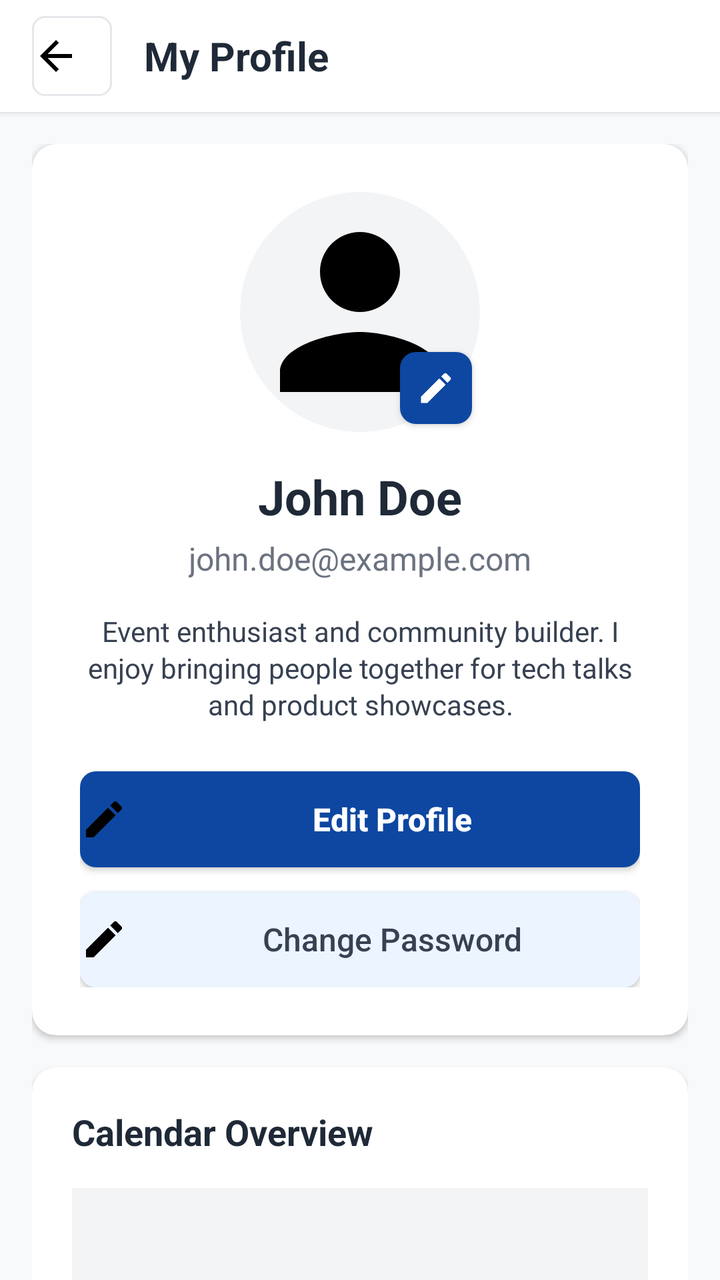
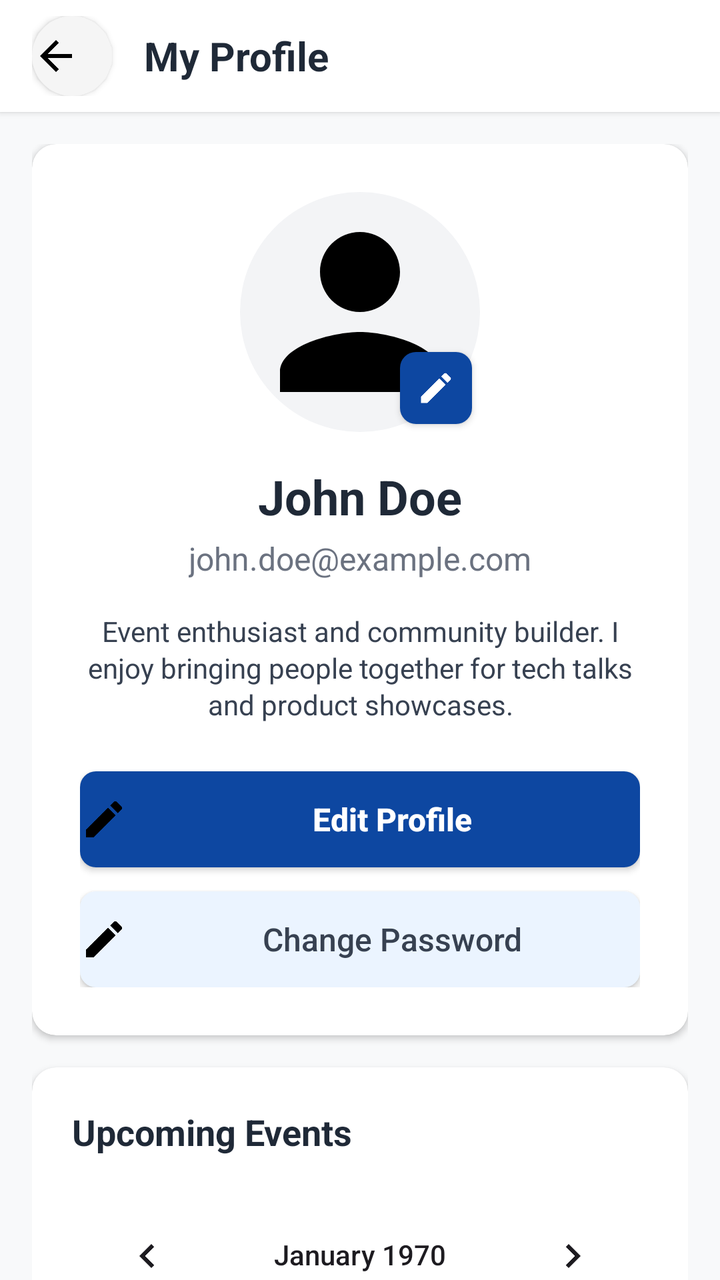

Compare the two renders of this Android layout. The source of the first and the diff that turns it into the second are given below.
<!-- AndroidManifest.xml: activity theme Theme.Events -->
<!-- res/layout/activity_profile.xml -->
<?xml version="1.0" encoding="utf-8"?>
<layout xmlns:android="http://schemas.android.com/apk/res/android"
    xmlns:app="http://schemas.android.com/apk/res-auto"
    xmlns:tools="http://schemas.android.com/tools">

    <FrameLayout
        android:layout_width="match_parent"
        android:layout_height="match_parent"
        android:background="@color/app_background"
        tools:context=".ProfileActivity">

        <LinearLayout
            android:id="@+id/mainContent"
            android:layout_width="match_parent"
            android:layout_height="match_parent"
            android:orientation="vertical">

            
            <LinearLayout
                android:layout_width="match_parent"
                android:layout_height="wrap_content"
                android:background="@android:color/white"
                android:elevation="2dp"
                android:orientation="horizontal"
                android:paddingStart="16dp"
                android:paddingTop="8dp"
                android:paddingEnd="16dp"
                android:paddingBottom="8dp"
                android:gravity="center_vertical">

                <Button
                    android:id="@+id/backButton"
                    android:layout_width="40dp"
                    android:layout_height="40dp"
                    android:background="@drawable/back_button_bg"
                    android:drawableStart="@drawable/ic_arrow_back"
                    android:minWidth="0dp"
                    android:minHeight="0dp"
                    app:backgroundTint="@null" />

                <TextView
                    android:layout_width="0dp"
                    android:layout_height="wrap_content"
                    android:layout_weight="1"
                    android:layout_marginStart="16dp"
                    android:text="My Profile"
                    android:textColor="@color/app_text_primary"
                    android:textSize="20sp"
                    android:textStyle="bold" />

            </LinearLayout>

            
            <androidx.core.widget.NestedScrollView
                android:layout_width="match_parent"
                android:layout_height="0dp"
                android:layout_weight="1"
                android:fillViewport="true">

                <LinearLayout
                    android:layout_width="match_parent"
                    android:layout_height="wrap_content"
                    android:orientation="vertical"
                    android:padding="16dp">

                    
                    <androidx.cardview.widget.CardView
                        android:layout_width="match_parent"
                        android:layout_height="wrap_content"
                        android:layout_marginBottom="16dp"
                        app:cardBackgroundColor="@android:color/white"
                        app:cardCornerRadius="12dp"
                        app:cardElevation="2dp">

                        <LinearLayout
                            android:layout_width="match_parent"
                            android:layout_height="wrap_content"
                            android:orientation="vertical"
                            android:padding="24dp"
                            android:gravity="center">

                            
                            <FrameLayout
                                android:layout_width="120dp"
                                android:layout_height="120dp">

                                <androidx.cardview.widget.CardView
                                    android:layout_width="match_parent"
                                    android:layout_height="match_parent"
                                    app:cardCornerRadius="60dp"
                                    app:cardElevation="0dp">

                                    <ImageView
                                        android:id="@+id/profileImageView"
                                        android:layout_width="match_parent"
                                        android:layout_height="match_parent"
                                        android:scaleType="centerCrop"
                                        android:src="@drawable/ic_person"
                                        android:background="@color/app_placeholder_background" />

                                </androidx.cardview.widget.CardView>

                                <FrameLayout
                                    android:layout_width="36dp"
                                    android:layout_height="36dp"
                                    android:layout_gravity="bottom|end"
                                    android:layout_marginEnd="4dp"
                                    android:layout_marginBottom="4dp"
                                    android:background="@drawable/primary_action_bg"
                                    android:elevation="2dp">

                                    <ImageView
                                        android:layout_width="20dp"
                                        android:layout_height="20dp"
                                        android:layout_gravity="center"
                                        android:src="@drawable/ic_edit"
                                        app:tint="@android:color/white" />

                                </FrameLayout>

                            </FrameLayout>

                            
                            <TextView
                                android:id="@+id/profileNameText"
                                android:layout_width="wrap_content"
                                android:layout_height="wrap_content"
                                android:layout_marginTop="16dp"
                                android:text="John Doe"
                                android:textColor="@color/app_text_primary"
                                android:textSize="24sp"
                                android:textStyle="bold" />

                            <TextView
                                android:id="@+id/profileEmailText"
                                android:layout_width="wrap_content"
                                android:layout_height="wrap_content"
                                android:layout_marginTop="4dp"
                                android:text="john.doe@example.com"
                                android:textColor="@color/app_text_secondary"
                                android:textSize="16sp" />

                            <TextView
                                android:id="@+id/profileAboutText"
                                android:layout_width="match_parent"
                                android:layout_height="wrap_content"
                                android:layout_marginTop="16dp"
                                android:gravity="center"
                                android:text="Event enthusiast and community builder. I enjoy bringing people together for tech talks and product showcases."
                                android:textColor="@color/app_text_light"
                                android:textSize="14sp"
                                android:lineSpacingExtra="2dp" />

                            
                            <Button
                                android:id="@+id/editProfileButton"
                                android:layout_width="match_parent"
                                android:layout_height="48dp"
                                android:layout_marginTop="24dp"
                                android:background="@drawable/primary_action_bg"
                                android:drawableStart="@drawable/ic_edit"
                                android:drawablePadding="8dp"
                                android:text="Edit Profile"
                                android:textAllCaps="false"
                                android:textColor="@android:color/white"
                                android:textSize="16sp"
                                android:textStyle="bold"
                                app:backgroundTint="@null" />

                            <Button
                                android:id="@+id/changePasswordButton"
                                android:layout_width="match_parent"
                                android:layout_height="48dp"
                                android:layout_marginTop="12dp"
                                android:background="@drawable/secondary_action_bg"
                                android:drawableStart="@drawable/ic_edit"
                                android:drawablePadding="8dp"
                                android:text="Change Password"
                                android:textAllCaps="false"
                                android:textColor="@color/app_text_light"
                                android:textSize="16sp"
                                app:backgroundTint="@null" />

                        </LinearLayout>

                    </androidx.cardview.widget.CardView>

                    
                    <androidx.cardview.widget.CardView
                        android:layout_width="match_parent"
                        android:layout_height="wrap_content"
                        android:layout_marginBottom="16dp"
                        app:cardBackgroundColor="@android:color/white"
                        app:cardCornerRadius="12dp"
                        app:cardElevation="2dp">

                        <LinearLayout
                            android:layout_width="match_parent"
                            android:layout_height="wrap_content"
                            android:orientation="vertical"
                            android:padding="20dp">

                            <TextView
                                android:layout_width="wrap_content"
                                android:layout_height="wrap_content"
                                android:text="Calendar Overview"
                                android:textColor="@color/app_text_primary"
                                android:textSize="18sp"
                                android:textStyle="bold" />

                            
                            <LinearLayout
                                android:layout_width="match_parent"
                                android:layout_height="wrap_content"
                                android:layout_marginTop="16dp"
                                android:background="@color/app_placeholder_background"
                                android:gravity="center"
                                android:minHeight="200dp"
                                android:orientation="vertical"
                                android:padding="20dp">

                                <ImageView
                                    android:layout_width="48dp"
                                    android:layout_height="48dp"
                                    android:src="@drawable/ic_calendar"
                                    app:tint="@color/app_text_tertiary" />

                                <TextView
                                    android:layout_width="wrap_content"
                                    android:layout_height="wrap_content"
                                    android:layout_marginTop="8dp"
                                    android:text="Calendar View"
                                    android:textColor="@color/app_text_tertiary"
                                    android:textSize="14sp" />

                                <TextView
                                    android:layout_width="wrap_content"
                                    android:layout_height="wrap_content"
                                    android:layout_marginTop="4dp"
                                    android:text="Your events will appear here"
                                    android:textColor="@color/app_text_tertiary"
                                    android:textSize="12sp" />

                            </LinearLayout>

                        </LinearLayout>

                    </androidx.cardview.widget.CardView>

                    
                    <androidx.cardview.widget.CardView
                        android:layout_width="match_parent"
                        android:layout_height="wrap_content"
                        app:cardBackgroundColor="@android:color/white"
                        app:cardCornerRadius="12dp"
                        app:cardElevation="2dp">

                        <LinearLayout
                            android:layout_width="match_parent"
                            android:layout_height="wrap_content"
                            android:orientation="vertical"
                            android:padding="20dp">

                            
                            <com.google.android.material.tabs.TabLayout
                                android:id="@+id/eventsTabLayout"
                                android:layout_width="match_parent"
                                android:layout_height="wrap_content"
                                app:tabGravity="fill"
                                app:tabIndicatorColor="@color/app_primary_blue"
                                app:tabMode="fixed"
                                app:tabSelectedTextColor="@color/app_primary_blue"
                                app:tabTextColor="@color/app_text_secondary">

                                <com.google.android.material.tabs.TabItem
                                    android:layout_width="wrap_content"
                                    android:layout_height="wrap_content"
                                    android:text="My Events (0)" />

                                <com.google.android.material.tabs.TabItem
                                    android:layout_width="wrap_content"
                                    android:layout_height="wrap_content"
                                    android:text="Attending (0)" />

                                

                            </com.google.android.material.tabs.TabLayout>

                            
                            <androidx.recyclerview.widget.RecyclerView
                                android:id="@+id/profileEventsRecyclerView"
                                android:layout_width="match_parent"
                                android:layout_height="wrap_content"
                                android:layout_marginTop="16dp"
                                android:nestedScrollingEnabled="false" />

                            
                            <LinearLayout
                                android:id="@+id/emptyStateLayout"
                                android:layout_width="match_parent"
                                android:layout_height="wrap_content"
                                android:layout_marginTop="32dp"
                                android:layout_marginBottom="32dp"
                                android:gravity="center"
                                android:orientation="vertical"
                                android:visibility="gone">

                                <ImageView
                                    android:layout_width="48dp"
                                    android:layout_height="48dp"
                                    android:src="@drawable/ic_calendar"
                                    app:tint="@color/app_text_tertiary" />

                                <TextView
                                    android:id="@+id/emptyStateText"
                                    android:layout_width="wrap_content"
                                    android:layout_height="wrap_content"
                                    android:layout_marginTop="12dp"
                                    android:text="No events in this category yet."
                                    android:textColor="@color/app_text_secondary"
                                    android:textSize="16sp" />

                            </LinearLayout>

                        </LinearLayout>

                    </androidx.cardview.widget.CardView>

                </LinearLayout>

            </androidx.core.widget.NestedScrollView>

        </LinearLayout>

        
        <View
            android:id="@+id/darkScrim"
            android:layout_width="match_parent"
            android:layout_height="match_parent"
            android:background="@color/scrim_background"
            android:alpha="0"
            android:visibility="gone" />

        
        <FrameLayout
            android:id="@+id/eventDetailsContainer"
            android:layout_width="match_parent"
            android:layout_height="match_parent"
            android:paddingTop="48dp"
            android:paddingBottom="48dp"
            android:paddingStart="24dp"
            android:paddingEnd="24dp"
            android:clipToPadding="false"
            android:visibility="gone">
        </FrameLayout>

    </FrameLayout>

</layout>
<!-- resources referenced by this layout -->
<resources>
  <color name="app_background">#f8f9fa</color>
  <color name="app_placeholder_background">#F3F4F6</color>
  <color name="app_primary_blue">#0d47a1</color>
  <color name="app_text_light">#374151</color>
  <color name="app_text_primary">#1F2937</color>
  <color name="app_text_secondary">#6B7280</color>
  <color name="app_text_tertiary">#9CA3AF</color>
  <color name="scrim_background">#99000000</color>
  <!-- drawable back_button_bg (drawable) -->
  <shape xmlns:android="http://schemas.android.com/apk/res/android"
      android:shape="rectangle">
      <corners android:radius="6dp" />
      <stroke android:width="1dp" android:color="#E5E7EB" />
      <solid android:color="@android:color/transparent" />
  </shape>
  <!-- drawable ic_arrow_back (drawable) -->
  <vector xmlns:android="http://schemas.android.com/apk/res/android"
      android:width="24dp"
      android:height="24dp"
      android:viewportWidth="24"
      android:viewportHeight="24">
      <path
          android:fillColor="#FF000000"
          android:pathData="M20,11H7.83l5.59,-5.59L12,4l-8,8 8,8 1.41,-1.41L7.83,13H20v-2z"/>
  </vector>
  <!-- drawable ic_calendar (drawable) -->
  <vector xmlns:android="http://schemas.android.com/apk/res/android"
      android:width="24dp"
      android:height="24dp"
      android:viewportWidth="24"
      android:viewportHeight="24">
      <path
          android:fillColor="#FF000000"
          android:pathData="M19,3h-1V1h-2v2H8V1H6v2H5c-1.11,0 -1.99,0.9 -1.99,2L3,19c0,1.1 0.89,2 2,2h14c1.1,0 2,-0.9 2,-2V5c0,-1.1 -0.9,-2 -2,-2zM19,19H5V8h14v11zM7,10h5v5H7z"/>
  </vector>
  <!-- drawable ic_edit (drawable) -->
  <vector xmlns:android="http://schemas.android.com/apk/res/android"
      android:width="24dp"
      android:height="24dp"
      android:viewportWidth="24"
      android:viewportHeight="24">
      <path
          android:fillColor="#FF000000"
          android:pathData="M3,17.25V21h3.75L17.81,9.94l-3.75,-3.75L3,17.25zM20.71,7.04c0.39,-0.39 0.39,-1.02 0,-1.41l-2.34,-2.34c-0.39,-0.39 -1.02,-0.39 -1.41,0l-1.83,1.83 3.75,3.75 1.83,-1.83z"/>
  </vector>
  <!-- drawable ic_person (drawable) -->
  <vector xmlns:android="http://schemas.android.com/apk/res/android"
      android:width="24dp"
      android:height="24dp"
      android:viewportWidth="24"
      android:viewportHeight="24">
      <path
          android:fillColor="#FF000000"
          android:pathData="M12,12c2.21,0 4,-1.79 4,-4s-1.79,-4 -4,-4 -4,1.79 -4,4 1.79,4 4,4zM12,14c-2.67,0 -8,1.34 -8,4v2h16v-2c0,-2.66 -5.33,-4 -8,-4z"/>
  </vector>
  <!-- drawable primary_action_bg (drawable) -->
  <shape xmlns:android="http://schemas.android.com/apk/res/android"
      android:shape="rectangle">
      <corners android:radius="8dp" />
      <solid android:color="@color/app_primary_blue" />
  </shape>
  <!-- drawable secondary_action_bg (drawable) -->
  <shape xmlns:android="http://schemas.android.com/apk/res/android"
      android:shape="rectangle">
      <corners android:radius="8dp" />
      <solid android:color="#EBF4FF" />
  </shape>
  <style name="Theme.Events" parent="Base.Theme.Events" />
  <color name="app_primary_dark_blue">#002171</color>
  <color name="white">#FFFFFFFF</color>
  <color name="app_danger">#DC2626</color>
  <style name="Widget.App.Button" parent="Widget.Material3.Button">
          <item name="backgroundTint">@color/app_primary_blue</item>
          <item name="android:textColor">@color/white</item>
      </style>
  <!-- unchanged entries left out for length: 1 -->
</resources>

<!-- the commit's change to res/layout/activity_profile.xml (unified diff, before → after) -->
@@ -187,6 +187,8 @@
 
                     
                     <androidx.cardview.widget.CardView
+                        xmlns:android="http://schemas.android.com/apk/res/android"
+                        xmlns:app="http://schemas.android.com/apk/res-auto"
                         android:layout_width="match_parent"
                         android:layout_height="wrap_content"
                         android:layout_marginBottom="16dp"
@@ -203,43 +205,140 @@
                             <TextView
                                 android:layout_width="wrap_content"
                                 android:layout_height="wrap_content"
-                                android:text="Calendar Overview"
+                                android:text="Upcoming Events"
                                 android:textColor="@color/app_text_primary"
                                 android:textSize="18sp"
                                 android:textStyle="bold" />
 
                             
+                            <CalendarView
+                                android:id="@+id/calendarView"
+                                android:layout_width="match_parent"
+                                android:layout_height="300dp"
+                                android:layout_marginTop="16dp"
+                                android:layout_marginBottom="16dp" />
+
+                            
                             <LinearLayout
                                 android:layout_width="match_parent"
                                 android:layout_height="wrap_content"
-                                android:layout_marginTop="16dp"
+                                android:orientation="horizontal"
                                 android:background="@color/app_placeholder_background"
-                                android:gravity="center"
-                                android:minHeight="200dp"
-                                android:orientation="vertical"
-                                android:padding="20dp">
-
-                                <ImageView
-                                    android:layout_width="48dp"
-                                    android:layout_height="48dp"
-                                    android:src="@drawable/ic_calendar"
-                                    app:tint="@color/app_text_tertiary" />
-
-                                <TextView
-                                    android:layout_width="wrap_content"
-                                    android:layout_height="wrap_content"
-                                    android:layout_marginTop="8dp"
-                                    android:text="Calendar View"
-                                    android:textColor="@color/app_text_tertiary"
-                                    android:textSize="14sp" />
-
-                                <TextView
-                                    android:layout_width="wrap_content"
-                                    android:layout_height="wrap_content"
-                                    android:layout_marginTop="4dp"
-                                    android:text="Your events will appear here"
-                                    android:textColor="@color/app_text_tertiary"
-                                    android:textSize="12sp" />
+                                android:padding="16dp"
+                                android:layout_marginTop="8dp">
+
+                                <LinearLayout
+                                    android:layout_width="0dp"
+                                    android:layout_height="wrap_content"
+                                    android:layout_weight="1"
+                                    android:orientation="vertical"
+                                    android:gravity="center">
+
+                                    <TextView
+                                        android:id="@+id/organizedCountText"
+                                        android:layout_width="wrap_content"
+                                        android:layout_height="wrap_content"
+                                        android:text="0"
+                                        android:textColor="@color/app_primary_blue"
+                                        android:textSize="24sp"
+                                        android:textStyle="bold" />
+
+                                    <TextView
+                                        android:layout_width="wrap_content"
+                                        android:layout_height="wrap_content"
+                                        android:text="My Events"
+                                        android:textColor="@color/app_text_secondary"
+                                        android:textSize="12sp" />
+
+                                </LinearLayout>
+
+                                <View
+                                    android:layout_width="1dp"
+                                    android:layout_height="match_parent"
+                                    android:background="@color/app_divider" />
+
+                                <LinearLayout
+                                    android:layout_width="0dp"
+                                    android:layout_height="wrap_content"
+                                    android:layout_weight="1"
+                                    android:orientation="vertical"
+                                    android:gravity="center">
+
+                                    <TextView
+                                        android:id="@+id/attendingCountText"
+                                        android:layout_width="wrap_content"
+                                        android:layout_height="wrap_content"
+                                        android:text="0"
+                                        android:textColor="@color/app_success"
+                                        android:textSize="24sp"
+                                        android:textStyle="bold" />
+
+                                    <TextView
+                                        android:layout_width="wrap_content"
+                                        android:layout_height="wrap_content"
+                                        android:text="Attending"
+                                        android:textColor="@color/app_text_secondary"
+                                        android:textSize="12sp" />
+
+                                </LinearLayout>
+
+                                <View
+                                    android:layout_width="1dp"
+                                    android:layout_height="match_parent"
+                                    android:background="@color/app_divider" />
+
+                                <LinearLayout
+                                    android:layout_width="0dp"
+                                    android:layout_height="wrap_content"
+                                    android:layout_weight="1"
+                                    android:orientation="vertical"
+                                    android:gravity="center">
+
+                                    <TextView
+                                        android:id="@+id/thisMonthCountText"
+                                        android:layout_width="wrap_content"
+                                        android:layout_height="wrap_content"
+                                        android:text="0"
+                                        android:textColor="@color/app_accent"
+                                        android:textSize="24sp"
+                                        android:textStyle="bold" />
+
+                                    <TextView
+                                        android:layout_width="wrap_content"
+                                        android:layout_height="wrap_content"
+                                        android:text="This Month"
+                                        android:textColor="@color/app_text_secondary"
+                                        android:textSize="12sp" />
+
+                                </LinearLayout>
+
+                            </LinearLayout>
+
+                            
+                            <LinearLayout
+                                android:layout_width="match_parent"
+                                android:layout_height="wrap_content"
+                                android:orientation="horizontal"
+                                android:layout_marginTop="16dp">
+
+                                <Button
+                                    android:id="@+id/viewTodayButton"
+                                    style="@style/Widget.MaterialComponents.Button.TextButton"
+                                    android:layout_width="0dp"
+                                    android:layout_height="wrap_content"
+                                    android:layout_weight="1"
+                                    android:layout_marginEnd="8dp"
+                                    android:text="Today"
+                                    android:textColor="@color/app_primary_blue" />
+
+                                <Button
+                                    android:id="@+id/viewWeekButton"
+                                    style="@style/Widget.MaterialComponents.Button.TextButton"
+                                    android:layout_width="0dp"
+                                    android:layout_height="wrap_content"
+                                    android:layout_weight="1"
+                                    android:text="This Week"
+                                    android:textColor="@color/app_primary_blue" />
 
                             </LinearLayout>
 
<!-- resource entries referenced after the edit -->
@@ -1,19 +1,20 @@
 <!-- resources referenced by this layout -->
 <resources>
+  <color name="app_accent">#FF9800</color>
   <color name="app_background">#f8f9fa</color>
+  <color name="app_divider">#E0E0E0</color>
   <color name="app_placeholder_background">#F3F4F6</color>
   <color name="app_primary_blue">#0d47a1</color>
+  <color name="app_success">#4CAF50</color>
   <color name="app_text_light">#374151</color>
   <color name="app_text_primary">#1F2937</color>
   <color name="app_text_secondary">#6B7280</color>
   <color name="app_text_tertiary">#9CA3AF</color>
   <color name="scrim_background">#99000000</color>
   <!-- drawable back_button_bg (drawable) -->
-  <shape xmlns:android="http://schemas.android.com/apk/res/android"
-      android:shape="rectangle">
-      <corners android:radius="6dp" />
-      <stroke android:width="1dp" android:color="#E5E7EB" />
-      <solid android:color="@android:color/transparent" />
+  <shape xmlns:android="http://schemas.android.com/apk/res/android">
+      <solid android:color="#F5F5F5" />
+      <corners android:radius="20dp" />
   </shape>
   <!-- drawable ic_arrow_back (drawable) -->
   <vector xmlns:android="http://schemas.android.com/apk/res/android"
